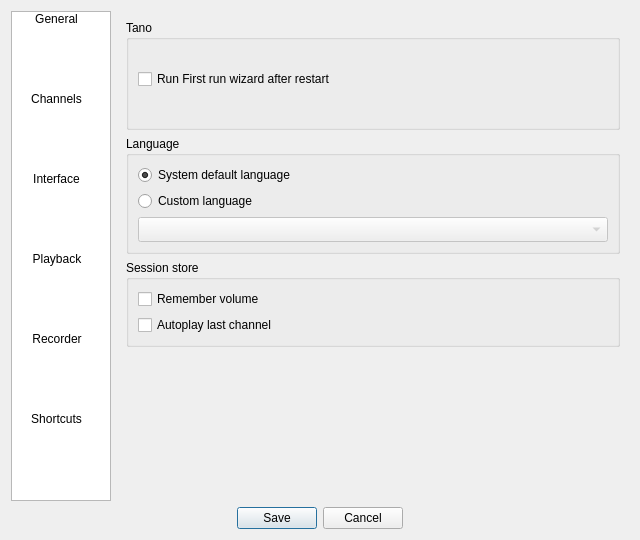
Above: src/ui/EditSettings.ui from ntadej/tano before the change. Below: the same form after it.
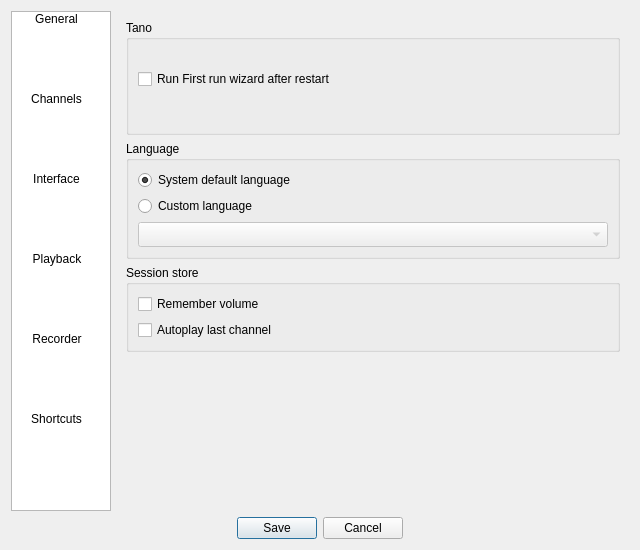
That is the form after the change. Icons and pictures are not drawn. Custom widgets are drawn as their Qt base class.

Diff of the .ui file:
```diff
--- a/src/ui/EditSettings.ui
+++ b/src/ui/EditSettings.ui
@@ -7,7 +7,7 @@
     <x>0</x>
     <y>0</y>
     <width>640</width>
-    <height>540</height>
+    <height>550</height>
    </rect>
   </property>
   <property name="windowTitle">
@@ -945,6 +945,12 @@
    </item>
    <item row="0" column="0">
     <widget class="QListWidget" name="setttingsListWidget">
+     <property name="minimumSize">
+      <size>
+       <width>100</width>
+       <height>0</height>
+      </size>
+     </property>
      <property name="maximumSize">
       <size>
        <width>100</width>
```
